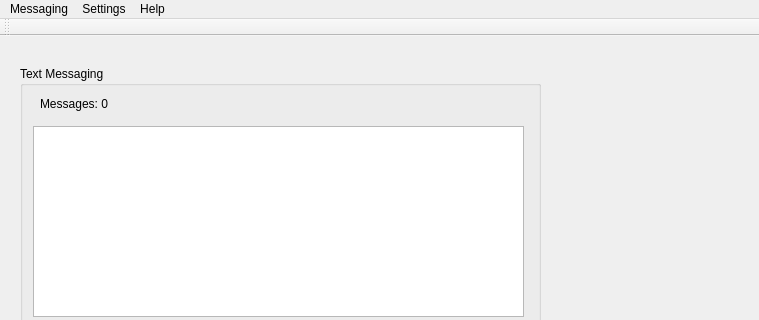
Qt form mainwindow.ui (JosiahSnarr/ESEIntercom) before a commit; both pictures show x 0 to 759 and y 0 to 320 of the 759 by 526 pixel window.
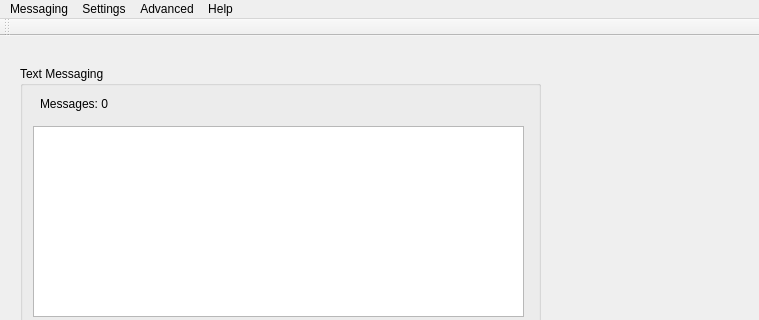
The same form after that commit. Icons and pictures are not drawn.

Commit message: added new dialog to config the packet header

What changed in the file:
```diff
--- a/mainwindow.ui
+++ b/mainwindow.ui
@@ -176,8 +176,15 @@
     <addaction name="separator"/>
     <addaction name="actionDebugSerial"/>
    </widget>
+   <widget class="QMenu" name="menuAdvanced">
+    <property name="title">
+     <string>Advanced</string>
+    </property>
+    <addaction name="actionAdvancedOptions"/>
+   </widget>
    <addaction name="menuMessaging"/>
    <addaction name="menuSettings"/>
+   <addaction name="menuAdvanced"/>
    <addaction name="menuHelp"/>
   </widget>
   <widget class="QToolBar" name="mainToolBar">
```
Left out of the diff: 5 changed lines with no effect on the pictures. The commit also changes 6 other files.
